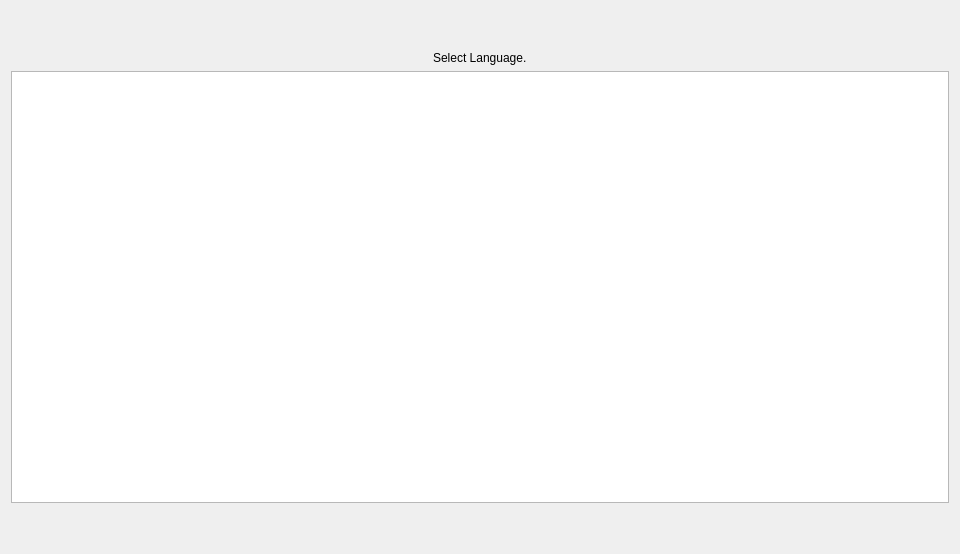
Old version of the form vita3k/gui-qt/src/select_language_page.ui in the repository neophyte-team/Vita3K.
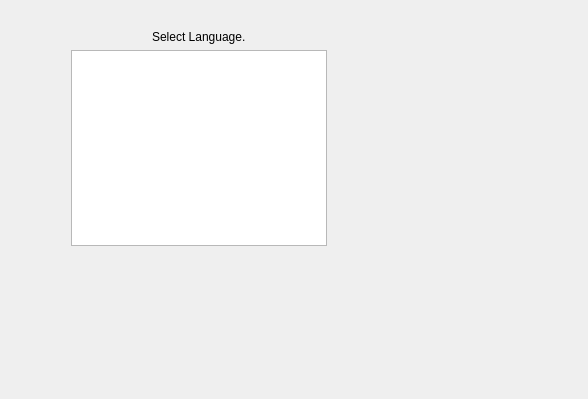
New version of the form.

Patch:
```diff
--- a/vita3k/gui-qt/src/select_language_page.ui
+++ b/vita3k/gui-qt/src/select_language_page.ui
@@ -6,32 +6,23 @@
    <rect>
     <x>0</x>
     <y>0</y>
-    <width>960</width>
-    <height>554</height>
+    <width>588</width>
+    <height>399</height>
    </rect>
   </property>
   <property name="windowTitle">
    <string>WizardPage</string>
   </property>
-  <layout class="QVBoxLayout" name="verticalLayout_2">
-   <item>
+  <widget class="QWidget" name="">
+   <property name="geometry">
+    <rect>
+     <x>70</x>
+     <y>30</y>
+     <width>258</width>
+     <height>216</height>
+    </rect>
+   </property>
     <layout class="QVBoxLayout" name="verticalLayout">
-     <item>
-      <spacer name="verticalSpacer">
-       <property name="orientation">
-        <enum>Qt::Vertical</enum>
-       </property>
-       <property name="sizeType">
-        <enum>QSizePolicy::Minimum</enum>
-       </property>
-       <property name="sizeHint" stdset="0">
-        <size>
-         <width>20</width>
-         <height>40</height>
-        </size>
-       </property>
-      </spacer>
-     </item>
      <item alignment="Qt::AlignHCenter|Qt::AlignVCenter">
       <widget class="QLabel" name="label">
        <property name="text">
@@ -39,35 +30,11 @@
        </property>
       </widget>
      </item>
-     <item>
-      <widget class="QListWidget" name="language_list">
-       <property name="maximumSize">
-        <size>
-         <width>16777197</width>
-         <height>16777215</height>
-        </size>
-       </property>
-      </widget>
-     </item>
-     <item>
-      <spacer name="verticalSpacer_2">
-       <property name="orientation">
-        <enum>Qt::Vertical</enum>
-       </property>
-       <property name="sizeType">
-        <enum>QSizePolicy::Minimum</enum>
-       </property>
-       <property name="sizeHint" stdset="0">
-        <size>
-         <width>20</width>
-         <height>40</height>
-        </size>
-       </property>
-      </spacer>
-     </item>
-    </layout>
-   </item>
-  </layout>
+    <item alignment="Qt::AlignHCenter">
+     <widget class="QListWidget" name="language_list"/>
+    </item>
+   </layout>
+  </widget>
  </widget>
  <resources/>
  <connections/>
```
Lines whose indentation alone changed are shown as unchanged.
